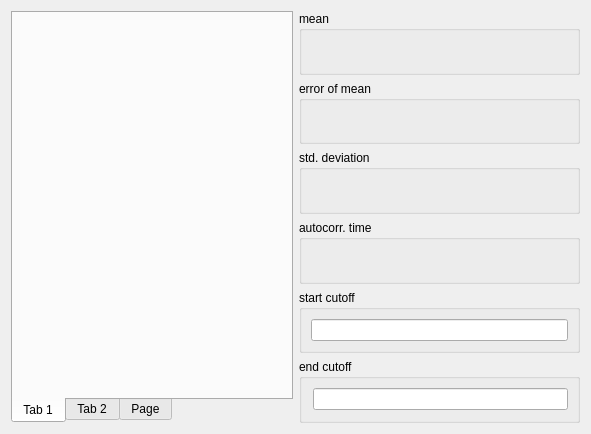
Above: python/piworld/ScalarView.ui from ShaningSoul/pi-qmc before the change. Below: the same form after it.
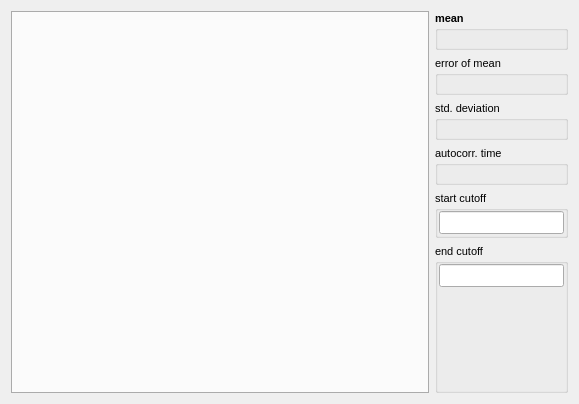
That is the form after the change.

Commit message: Added data spork functionality to piworld scalar view.

Patch:
```diff
--- a/python/piworld/ScalarView.ui
+++ b/python/piworld/ScalarView.ui
@@ -6,8 +6,8 @@
    <rect>
     <x>0</x>
     <y>0</y>
-    <width>591</width>
-    <height>434</height>
+    <width>579</width>
+    <height>404</height>
    </rect>
   </property>
   <property name="windowTitle">
@@ -18,39 +18,63 @@
     <layout class="QHBoxLayout" name="horizontalLayout">
      <item>
       <widget class="QTabWidget" name="tabWidget">
+       <property name="minimumSize">
+        <size>
+         <width>10</width>
+         <height>0</height>
+        </size>
+       </property>
        <property name="tabPosition">
         <enum>QTabWidget::South</enum>
        </property>
        <property name="currentIndex">
         <number>0</number>
        </property>
-       <widget class="QWidget" name="traceTab">
-        <attribute name="title">
-         <string>Tab 1</string>
-        </attribute>
-       </widget>
-       <widget class="QWidget" name="autocorTab">
-        <attribute name="title">
-         <string>Tab 2</string>
-        </attribute>
-       </widget>
-       <widget class="QWidget" name="blockingTab_2">
-        <attribute name="title">
-         <string>Page</string>
-        </attribute>
-       </widget>
       </widget>
      </item>
      <item>
       <layout class="QVBoxLayout" name="verticalLayout">
        <item>
         <widget class="QGroupBox" name="meanBox">
+         <property name="sizePolicy">
+          <sizepolicy hsizetype="Preferred" vsizetype="Preferred">
+           <horstretch>0</horstretch>
+           <verstretch>0</verstretch>
+          </sizepolicy>
+         </property>
+         <property name="font">
+          <font>
+           <pointsize>8</pointsize>
+           <weight>75</weight>
+           <italic>false</italic>
+           <bold>true</bold>
+          </font>
+         </property>
          <property name="title">
           <string>mean</string>
          </property>
          <layout class="QVBoxLayout" name="verticalLayout_8">
+          <property name="spacing">
+           <number>1</number>
+          </property>
+          <property name="margin">
+           <number>1</number>
+          </property>
           <item>
            <widget class="QLabel" name="meanText">
+            <property name="sizePolicy">
+             <sizepolicy hsizetype="Preferred" vsizetype="Preferred">
+              <horstretch>0</horstretch>
+              <verstretch>0</verstretch>
+             </sizepolicy>
+            </property>
+            <property name="font">
+             <font>
+              <pointsize>10</pointsize>
+              <weight>50</weight>
+              <bold>false</bold>
+             </font>
+            </property>
             <property name="text">
              <string/>
             </property>
@@ -61,12 +85,40 @@
        </item>
        <item>
         <widget class="QGroupBox" name="errorBox">
+         <property name="sizePolicy">
+          <sizepolicy hsizetype="Preferred" vsizetype="Preferred">
+           <horstretch>0</horstretch>
+           <verstretch>0</verstretch>
+          </sizepolicy>
+         </property>
+         <property name="font">
+          <font>
+           <pointsize>8</pointsize>
+          </font>
+         </property>
          <property name="title">
           <string>error of mean</string>
          </property>
          <layout class="QVBoxLayout" name="verticalLayout_7">
+          <property name="spacing">
+           <number>1</number>
+          </property>
+          <property name="margin">
+           <number>1</number>
+          </property>
           <item>
            <widget class="QLabel" name="errorText">
+            <property name="sizePolicy">
+             <sizepolicy hsizetype="Preferred" vsizetype="Preferred">
+              <horstretch>0</horstretch>
+              <verstretch>0</verstretch>
+             </sizepolicy>
+            </property>
+            <property name="font">
+             <font>
+              <pointsize>10</pointsize>
+             </font>
+            </property>
             <property name="text">
              <string/>
             </property>
@@ -79,12 +131,40 @@
        </item>
        <item>
         <widget class="QGroupBox" name="sigmaBox">
+         <property name="sizePolicy">
+          <sizepolicy hsizetype="Preferred" vsizetype="Preferred">
+           <horstretch>0</horstretch>
+           <verstretch>0</verstretch>
+          </sizepolicy>
+         </property>
+         <property name="font">
+          <font>
+           <pointsize>8</pointsize>
+          </font>
+         </property>
          <property name="title">
           <string>std. deviation</string>
          </property>
          <layout class="QVBoxLayout" name="verticalLayout_6">
+          <property name="spacing">
+           <number>1</number>
+          </property>
+          <property name="margin">
+           <number>1</number>
+          </property>
           <item>
            <widget class="QLabel" name="sigmaText">
+            <property name="sizePolicy">
+             <sizepolicy hsizetype="Preferred" vsizetype="Preferred">
+              <horstretch>0</horstretch>
+              <verstretch>0</verstretch>
+             </sizepolicy>
+            </property>
+            <property name="font">
+             <font>
+              <pointsize>10</pointsize>
+             </font>
+            </property>
             <property name="text">
              <string/>
             </property>
@@ -95,12 +175,40 @@
        </item>
        <item>
         <widget class="QGroupBox" name="autocorrBox">
+         <property name="sizePolicy">
+          <sizepolicy hsizetype="Preferred" vsizetype="Preferred">
+           <horstretch>0</horstretch>
+           <verstretch>0</verstretch>
+          </sizepolicy>
+         </property>
+         <property name="font">
+          <font>
+           <pointsize>8</pointsize>
+          </font>
+         </property>
          <property name="title">
           <string>autocorr. time</string>
          </property>
-         <layout class="QVBoxLayout" name="verticalLayout_5">
+         <layout class="QVBoxLayout" name="verticalLayout_5" stretch="0">
+          <property name="spacing">
+           <number>1</number>
+          </property>
+          <property name="margin">
+           <number>1</number>
+          </property>
           <item>
            <widget class="QLabel" name="autocorrText">
+            <property name="sizePolicy">
+             <sizepolicy hsizetype="Preferred" vsizetype="Preferred">
+              <horstretch>0</horstretch>
+              <verstretch>0</verstretch>
+             </sizepolicy>
+            </property>
+            <property name="font">
+             <font>
+              <pointsize>10</pointsize>
+             </font>
+            </property>
             <property name="text">
              <string/>
             </property>
@@ -111,27 +219,107 @@
        </item>
        <item>
         <widget class="QGroupBox" name="startBox">
+         <property name="sizePolicy">
+          <sizepolicy hsizetype="Preferred" vsizetype="Preferred">
+           <horstretch>0</horstretch>
+           <verstretch>0</verstretch>
+          </sizepolicy>
+         </property>
+         <property name="font">
+          <font>
+           <pointsize>8</pointsize>
+          </font>
+         </property>
          <property name="title">
           <string>start cutoff</string>
          </property>
          <layout class="QVBoxLayout" name="verticalLayout_4">
+          <property name="spacing">
+           <number>1</number>
+          </property>
+          <property name="margin">
+           <number>1</number>
+          </property>
           <item>
-           <widget class="QLineEdit" name="startText"/>
+           <widget class="QLineEdit" name="startText">
+            <property name="sizePolicy">
+             <sizepolicy hsizetype="Preferred" vsizetype="Fixed">
+              <horstretch>0</horstretch>
+              <verstretch>0</verstretch>
+             </sizepolicy>
+            </property>
+            <property name="font">
+             <font>
+              <pointsize>10</pointsize>
+             </font>
+            </property>
+            <property name="maxLength">
+             <number>8</number>
+            </property>
+           </widget>
           </item>
          </layout>
         </widget>
        </item>
        <item>
         <widget class="QGroupBox" name="endBox">
+         <property name="sizePolicy">
+          <sizepolicy hsizetype="Preferred" vsizetype="Preferred">
+           <horstretch>0</horstretch>
+           <verstretch>0</verstretch>
+          </sizepolicy>
+         </property>
+         <property name="font">
+          <font>
+           <pointsize>8</pointsize>
+          </font>
+         </property>
          <property name="title">
           <string>end cutoff</string>
          </property>
+         <property name="flat">
+          <bool>true</bool>
+         </property>
          <layout class="QVBoxLayout" name="verticalLayout_2">
-          <property name="leftMargin">
-           <number>11</number>
+          <property name="spacing">
+           <number>1</number>
           </property>
+          <property name="margin">
+           <number>1</number>
+          </property>
           <item>
-           <widget class="QLineEdit" name="endText"/>
+           <widget class="QLineEdit" name="endText">
+            <property name="sizePolicy">
+             <sizepolicy hsizetype="Preferred" vsizetype="Fixed">
+              <horstretch>0</horstretch>
+              <verstretch>0</verstretch>
+             </sizepolicy>
+            </property>
+            <property name="font">
+             <font>
+              <pointsize>10</pointsize>
+             </font>
+            </property>
+            <property name="text">
+             <string/>
+            </property>
+            <property name="maxLength">
+             <number>8</number>
+            </property>
+           </widget>
+          </item>
+          <item>
+           <spacer name="verticalSpacer">
+            <property name="orientation">
+             <enum>Qt::Vertical</enum>
+            </property>
+            <property name="sizeHint" stdset="0">
+             <size>
+              <width>20</width>
+              <height>40</height>
+             </size>
+            </property>
+           </spacer>
           </item>
          </layout>
         </widget>
```
Left out of the diff: 8 changed lines with no effect on the pictures. The commit also changes 3 other files.
